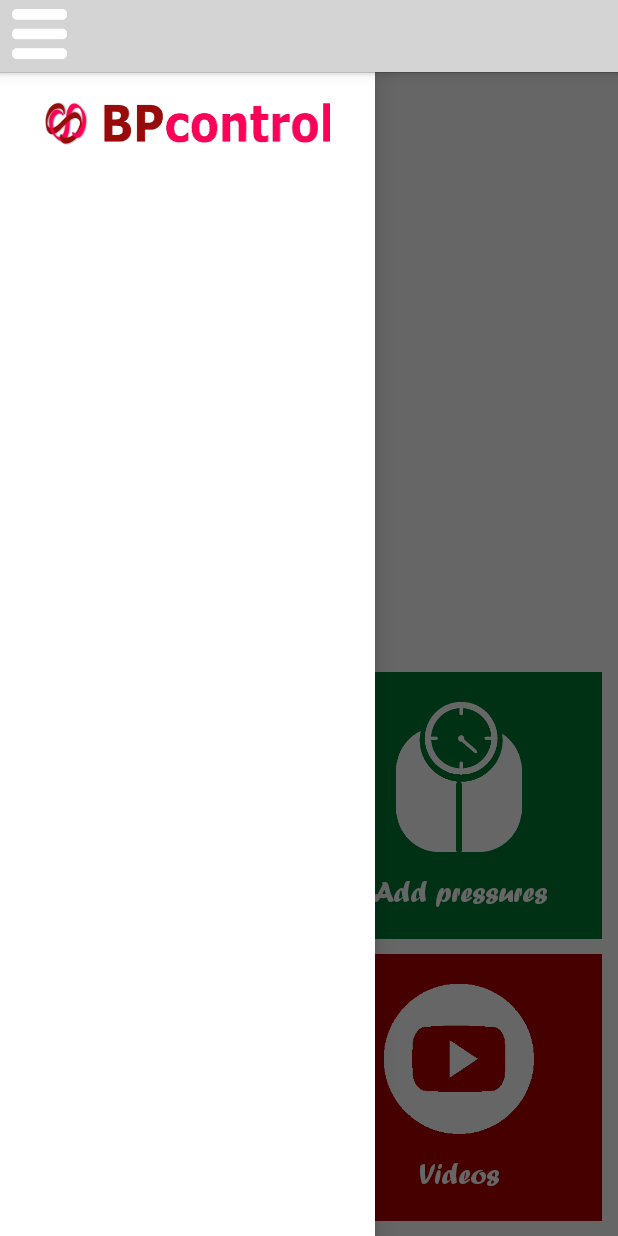
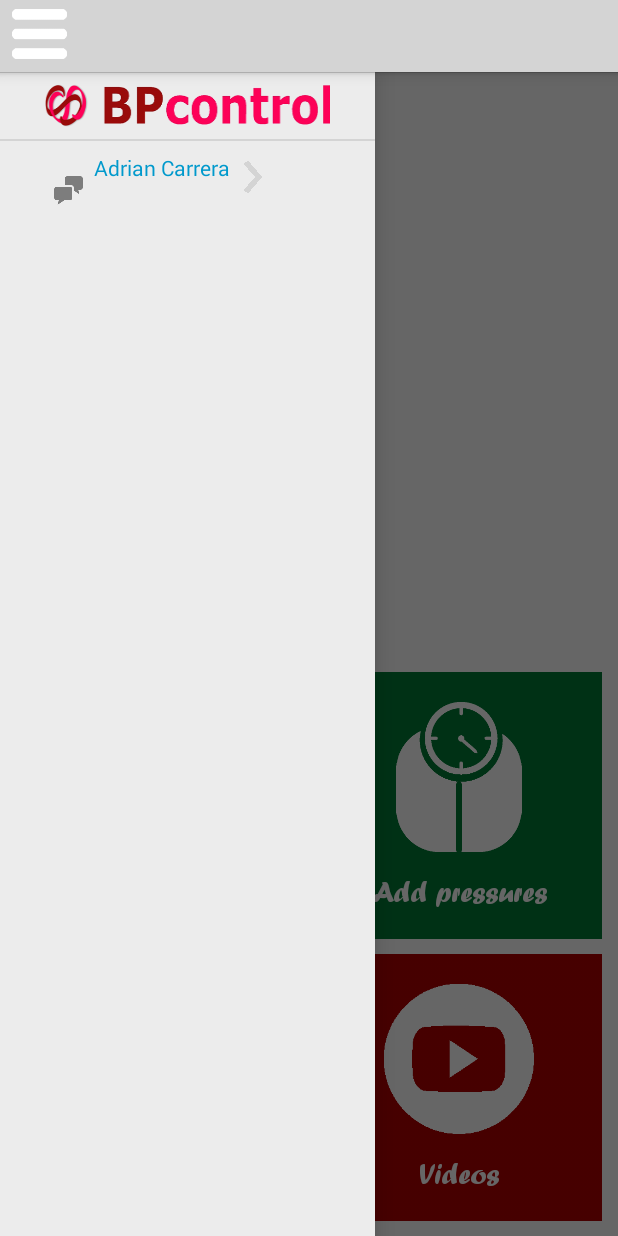
Before and after one commit to jvilaplana/android-shuite-hypertension, an Android app: the screen it shows after launch (HomeActivity), with the side drawer open, on a phone screen of 412 x 824 dp. Run offline under Robolectric (Android 15) with nearby library versions, the phone set to English and light mode, and no system bars.

Commit message:
adding items to menu 1

```diff
--- a/app/src/main/java/com/android/bpcontrol/HomeActivity.java
+++ b/app/src/main/java/com/android/bpcontrol/HomeActivity.java
@@ -6,10 +6,14 @@ import android.view.View;
 import android.widget.AdapterView;
 import android.widget.GridView;
 import android.widget.ImageButton;
+import android.widget.ImageView;
+import android.widget.LinearLayout;
 import android.widget.RelativeLayout;
+import android.widget.TextView;
 
 import com.android.bpcontrol.adapters.HomeGridAdapter;
 import com.android.bpcontrol.application.BPcontrolMasterActivity;
+import com.android.bpcontrol.customViews.RobotoTextView;
 import com.android.bpcontrol.model.GridCellResources;
 import com.android.bpcontrol.utils.LogBP;
 
@@ -22,7 +26,7 @@ public class HomeActivity extends BPcontrolMasterActivity {
     private final int num_grid_resources = 4;
 
     private DrawerLayout dwlayoutmenu;
-    private RelativeLayout menulayout;
+    private LinearLayout menulayout;
     private boolean menuIsOpen=false;
 
 
@@ -43,14 +47,10 @@ public class HomeActivity extends BPcontrolMasterActivity {
             }
         });
         dwlayoutmenu = (DrawerLayout) findViewById(R.id.menuDrawer);
-        menulayout = (RelativeLayout) findViewById(R.id.menuinclude);
+        menulayout = (LinearLayout) findViewById(R.id.menuinclude);
 
         configureLateralMenu();
         configureActionBar();
-
-    }
-
-    private void configureLateralMenu() {
 
     }
 
@@ -91,4 +91,22 @@ public class HomeActivity extends BPcontrolMasterActivity {
     }
 
 
+
+    private void configureLateralMenu() {
+
+        View cell = getLayoutInflater().inflate(R.layout.logomenucell, null);
+        ImageView image = (ImageView) cell.findViewById(R.id.line_separator);
+        menulayout.addView(cell);
+        View cell1 = getLayoutInflater().inflate(R.layout.lateralmenucell, null);
+        RobotoTextView text = (RobotoTextView)cell1.findViewById(R.id.menucelltextview);
+        text.setText("Adrian Carrera");
+        ImageView image2 = (ImageView) cell1.findViewById(R.id.menucellimage);
+        image2.setBackgroundResource(R.drawable.ic_action_dialog);
+        menulayout.addView(cell1);
+        //menulayout.addView(image);
+
+    }
+
+
+
 }
--- a/app/src/main/java/com/android/bpcontrol/controllers/LateralMenuController.java
+++ b/app/src/main/java/com/android/bpcontrol/controllers/LateralMenuController.java
@@ -46,7 +46,19 @@ public class LateralMenuController{
     private ArrayList<MenuItem> headers = new ArrayList<>();
     private MenuItem perfil;
 
+    public static LateralMenuController instance;
 
+    private LateralMenuController(){}
+
+    public LateralMenuController getInstance(){
+
+        if(instance == null) {
+
+            instance = new LateralMenuController();
+        }
+
+        return instance;
+    }
 
     public void initItems(Context context){
 
@@ -168,10 +180,6 @@ public class LateralMenuController{
                 .setImageFromResource(R.drawable.ic_action_gplus)
                 .build());
 
-}
-
-
-
     }
 
 
--- a/app/src/main/java/com/android/bpcontrol/model/MenuItem.java
+++ b/app/src/main/java/com/android/bpcontrol/model/MenuItem.java
@@ -31,6 +31,34 @@ public class MenuItem{
         this.image = builder.image;
         this.imageid = builder.imageid;
 
+    }
+
+    public LateralMenuController.MenuSections getId() {
+        return id;
+    }
+
+    public LateralMenuController.MenuItemCategory getCategory_id() {
+        return category_id;
+    }
+
+    public ImageView getImage() {
+        return image;
+    }
+
+    public int getImageid() {
+        return imageid;
+    }
+
+    public String getTextView() {
+        return textView;
+    }
+
+    public boolean isParentCategory(){
+        return isParentCategory;
+    }
+
+    public boolean isImageFromResources(){
+        return isImageFromResources;
     }
 
     public static class Builder{
--- a/app/src/main/res/layout/home_activity.xml
+++ b/app/src/main/res/layout/home_activity.xml
@@ -1,7 +1,8 @@
 <?xml version="1.0" encoding="utf-8"?>
 <RelativeLayout xmlns:android="http://schemas.android.com/apk/res/android"
 android:layout_width="match_parent"
-android:layout_height="match_parent"
+
+    android:layout_height="match_parent"
 android:background="@android:color/white">
 
 
--- a/app/src/main/res/layout/lateralmenu.xml
+++ b/app/src/main/res/layout/lateralmenu.xml
@@ -3,20 +3,14 @@
     android:orientation="vertical"
     android:layout_width="match_parent"
     android:layout_height="match_parent"
-    android:background="@android:color/white">
+    android:background="@color/graymenucell">
 
-    <ImageView
-        android:layout_width="match_parent"
-        android:layout_height="wrap_content"
-        android:background="@drawable/logo"
-        android:layout_marginTop="@dimen/bplogo_menu_padding"
-        android:layout_marginBottom="@dimen/bplogo_menu_padding"
-        android:layout_marginLeft="@dimen/bplogo_menu_padding_lateral"
-        android:layout_marginRight="@dimen/bplogo_menu_padding_lateral"/>
 
     <ScrollView
-        android:layout_width="match_parent"
-        android:layout_height="wrap_content">
+    android:layout_width="match_parent"
+    android:layout_height="wrap_content">
+
+
         <LinearLayout
             android:id="@+id/layoutsections"
             android:layout_width="match_parent"
@@ -25,17 +19,8 @@
 
 
         </LinearLayout>
+
+
     </ScrollView>
 
-    <LinearLayout
-        android:id="@+id/layoutsocial"
-        android:layout_width="match_parent"
-        android:layout_height="wrap_content"
-        android:orientation="vertical">
-
-    </LinearLayout>
-
-
-
-
 </LinearLayout>
--- /dev/null
+++ b/app/src/main/res/layout/lateralmenucell.xml
@@ -0,0 +1,32 @@
+<?xml version="1.0" encoding="utf-8"?>
+<LinearLayout xmlns:android="http://schemas.android.com/apk/res/android"
+    android:orientation="horizontal"
+    android:layout_width="match_parent"
+    android:layout_height="wrap_content"
+    android:background="@color/graymenucell">
+
+    <ImageView
+        android:id="@+id/menucellimage"
+        android:layout_width="wrap_content"
+        android:layout_height="wrap_content"
+        android:layout_marginTop="@dimen/bplogo_menu_padding"
+        android:layout_marginLeft="@dimen/bplogo_menu_padding_lateral"
+     />
+
+    <com.android.bpcontrol.customViews.RobotoTextView
+        android:id="@+id/menucelltextview"
+        android:layout_width="wrap_content"
+        android:layout_height="wrap_content"
+        android:gravity="center"
+        android:textColor="@android:color/holo_blue_dark"
+        />
+
+    <ImageView
+        android:layout_width="wrap_content"
+        android:layout_height="wrap_content"
+        android:background="@drawable/ic_action_next"
+
+        />
+
+
+</LinearLayout>
--- /dev/null
+++ b/app/src/main/res/layout/logomenucell.xml
@@ -0,0 +1,25 @@
+<?xml version="1.0" encoding="utf-8"?>
+<LinearLayout xmlns:android="http://schemas.android.com/apk/res/android"
+    android:orientation="vertical"
+    android:layout_width="match_parent"
+    android:layout_height="match_parent">
+
+    <ImageView
+
+        android:layout_width="match_parent"
+        android:layout_height="wrap_content"
+        android:background="@drawable/logo"
+        android:layout_marginTop="@dimen/bplogo_menu_padding"
+        android:layout_marginLeft="@dimen/bplogo_menu_padding_lateral"
+        android:layout_marginRight="@dimen/bplogo_menu_padding_lateral"/>
+
+    <ImageView
+        android:id="@+id/line_separator"
+        android:layout_width="match_parent"
+        android:layout_height="1dp"
+        android:layout_marginTop="@dimen/bplogo_menu_padding"
+        android:layout_marginBottom="@dimen/bplogo_menu_padding"
+        android:background="@color/graybp"
+        />
+
+</LinearLayout>
--- a/app/src/main/res/values/colors.xml
+++ b/app/src/main/res/values/colors.xml
@@ -2,6 +2,7 @@
 <resources>
 
     <color name="graybp">#d4d4d4</color>
-    <color name="menutitlesgray">#f4f4f4</color>
+    <!--<color name="menutitlesgray">#f4f4f4</color>-->
+    <color name="graymenucell">#ececec</color>
 
 </resources>
--- a/app/src/main/res/values/dimens.xml
+++ b/app/src/main/res/values/dimens.xml
@@ -18,7 +18,7 @@
     <dimen name="actionbar_padding">8dp</dimen>
 
     <!--LATERAL MENU-->
-    <dimen name="bplogo_menu_padding">20dp</dimen>
+    <dimen name="bplogo_menu_padding">8dp</dimen>
     <dimen name="bplogo_menu_padding_lateral">30dp</dimen>
 
 </resources>
```
Also changed, not shown: app/src/main/res/drawable-hdpi/ic_action_next.png (added), app/src/main/res/drawable-xhdpi/ic_action_next.png (added), app/src/main/res/drawable-xxhdpi/ic_action_next.png (added), 1 other file.
